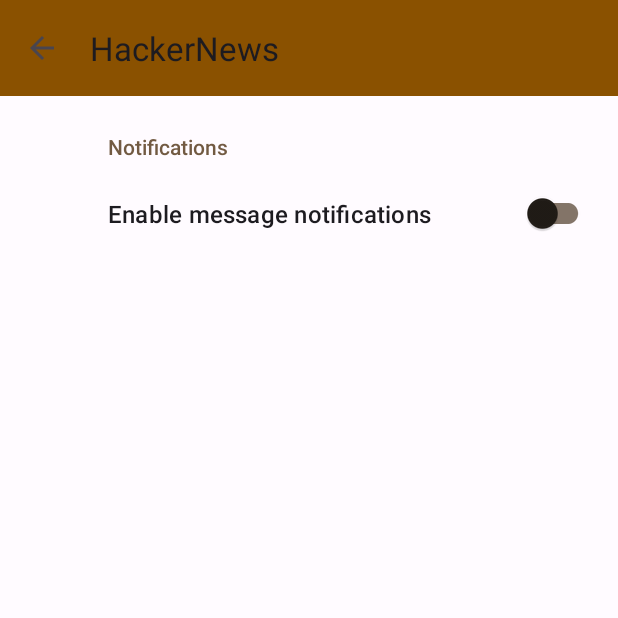
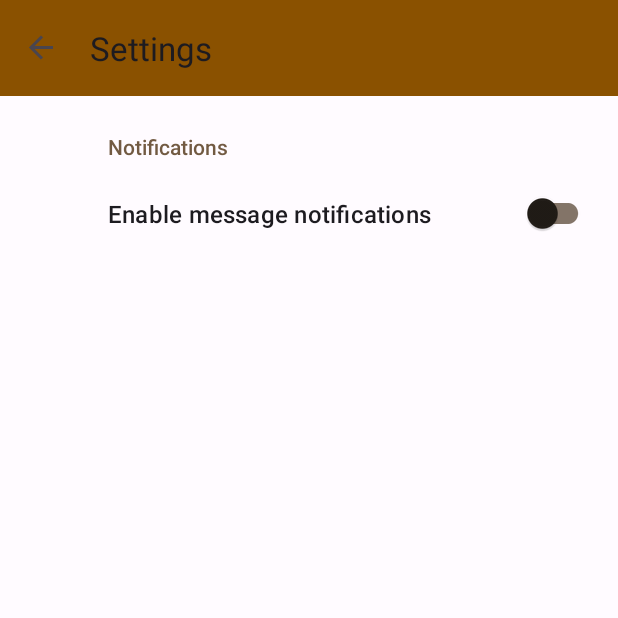
Before and after one commit to aeliusS/HackerNews, an Android app: the screen it shows after launch (SettingsActivity before the commit, MainActivity after it), in the options menu, after a tap on "Settings", on a phone screen of 412 x 824 dp, the top half of it. Run offline under Robolectric (Android 15) with nearby library versions, the phone set to English and light mode, and no system bars; our stand-ins replace Dagger/Hilt's generated code, androidx.preference, data binding, navigation-ui.

Commit message:
updated settings screen from activity to fragment

```diff
--- a/app/src/main/AndroidManifest.xml
+++ b/app/src/main/AndroidManifest.xml
@@ -26,7 +26,6 @@
                 android:name="android.app.lib_name"
                 android:value="" />
         </activity>
-        <activity android:name=".settings.SettingsActivity" />
         <provider
             android:name="androidx.startup.InitializationProvider"
             android:authorities="${applicationId}.androidx-startup"
--- a/app/src/main/java/com/example/android/hackernews/MainActivity.kt
+++ b/app/src/main/java/com/example/android/hackernews/MainActivity.kt
@@ -25,7 +25,7 @@ class MainActivity : AppCompatActivity() {
         super.onCreate(savedInstanceState)
 
         // Displaying edge-to-edge
-        WindowCompat.setDecorFitsSystemWindows(window, false)
+        // WindowCompat.setDecorFitsSystemWindows(window, false)
 
         binding = setContentView<ActivityMainBinding>(this, R.layout.activity_main)
         setSupportActionBar(binding.topAppBar)
--- a/app/src/main/java/com/example/android/hackernews/newslist/NewsListFragment.kt
+++ b/app/src/main/java/com/example/android/hackernews/newslist/NewsListFragment.kt
@@ -8,7 +8,9 @@ import androidx.fragment.app.Fragment
 import androidx.lifecycle.Lifecycle
 import androidx.navigation.fragment.findNavController
 import com.example.android.hackernews.R
+import com.example.android.hackernews.databinding.ActivityMainBinding
 import com.example.android.hackernews.databinding.FragmentNewsBinding
+import com.google.android.material.appbar.AppBarLayout
 import dagger.hilt.android.AndroidEntryPoint
 
 @AndroidEntryPoint
@@ -30,6 +32,13 @@ class NewsListFragment: Fragment() {
         // Set the lifecycle owner to the lifecycle of the view
         binding.lifecycleOwner = this.viewLifecycleOwner
         setupMenuOptions()
+
+        // TODO: set the liftOnScrollTargetViewId
+        /*
+        requireActivity()
+            .findViewById<AppBarLayout>(R.id.appBarLayout)
+            .liftOnScrollTargetViewId
+         */
     }
 
     private fun setupMenuOptions() {
@@ -46,7 +55,7 @@ class NewsListFragment: Fragment() {
                     R.id.filter_news -> true
                     R.id.settings -> {
                         findNavController().navigate(
-                            NewsListFragmentDirections.actionNewsListFragmentToSettingsActivity()
+                            NewsListFragmentDirections.actionNewsListFragmentToSettingsFragment()
                         )
                         true
                     }
--- a/app/src/main/java/com/example/android/hackernews/settings/SettingsActivity.kt
+++ /dev/null
@@ -1,34 +0,0 @@
-package com.example.android.hackernews.settings
-
-import android.content.Intent
-import android.os.Bundle
-import androidx.appcompat.app.AppCompatActivity
-import androidx.navigation.ui.AppBarConfiguration
-import com.example.android.hackernews.R
-import com.example.android.hackernews.databinding.ActivitySettingsBinding
-import androidx.databinding.DataBindingUtil.setContentView
-import androidx.navigation.fragment.NavHostFragment
-import com.example.android.hackernews.MainActivity
-import dagger.hilt.android.AndroidEntryPoint
-
-@AndroidEntryPoint
-class SettingsActivity: AppCompatActivity() {
-    private lateinit var binding: ActivitySettingsBinding
-
-    override fun onCreate(savedInstanceState: Bundle?) {
-        super.onCreate(savedInstanceState)
-        binding = setContentView(this, R.layout.activity_settings)
-
-        setSupportActionBar(binding.topAppBarSettings)
-        supportActionBar?.setDisplayHomeAsUpEnabled(true)
-    }
-
-    override fun onSupportNavigateUp(): Boolean {
-        val intent = Intent(this, MainActivity::class.java).apply {
-            addFlags(Intent.FLAG_ACTIVITY_CLEAR_TOP)
-        }
-        startActivity(intent)
-        return super.onSupportNavigateUp()
-    }
-
-}
--- a/app/src/main/java/com/example/android/hackernews/settings/SettingsFragment.kt
+++ b/app/src/main/java/com/example/android/hackernews/settings/SettingsFragment.kt
@@ -1,19 +1,8 @@
 package com.example.android.hackernews.settings
 
-import android.os.Bundle
-import android.util.Log
-import androidx.preference.PreferenceFragmentCompat
+import androidx.fragment.app.Fragment
 import com.example.android.hackernews.R
 import dagger.hilt.android.AndroidEntryPoint
 
 @AndroidEntryPoint
-class SettingsFragment : PreferenceFragmentCompat() {
-    companion object {
-        private const val TAG = "SettingsFragment"
-    }
-
-    override fun onCreatePreferences(savedInstanceState: Bundle?, rootKey: String?) {
-        setPreferencesFromResource(R.xml.root_preferences, rootKey)
-        Log.d(TAG, "Reached settings fragment")
-    }
-}
+class SettingsFragment: Fragment(R.layout.fragment_settings)
--- /dev/null
+++ b/app/src/main/java/com/example/android/hackernews/settings/SettingsPreferencesFragment.kt
@@ -0,0 +1,30 @@
+package com.example.android.hackernews.settings
+
+import android.os.Bundle
+import android.util.Log
+import android.view.View
+import androidx.preference.Preference
+import androidx.preference.PreferenceFragmentCompat
+import androidx.preference.SwitchPreferenceCompat
+import com.example.android.hackernews.R
+import dagger.hilt.android.AndroidEntryPoint
+
+@AndroidEntryPoint
+class SettingsPreferencesFragment : PreferenceFragmentCompat() {
+    companion object {
+        private const val TAG = "SettingsFragment"
+    }
+
+    override fun onCreatePreferences(savedInstanceState: Bundle?, rootKey: String?) {
+        setPreferencesFromResource(R.xml.root_preferences, rootKey)
+        Log.d(TAG, "Reached settings fragment")
+        findPreference<SwitchPreferenceCompat>("notifications")
+            ?.onPreferenceChangeListener = updateNotifications
+
+    }
+
+    private val updateNotifications = Preference.OnPreferenceChangeListener {_, newValue ->
+        Log.d(TAG, "notification new value is $newValue")
+        true
+    }
+}
--- a/app/src/main/res/layout/activity_main.xml
+++ b/app/src/main/res/layout/activity_main.xml
@@ -9,6 +9,7 @@
         tools:context=".MainActivity">
 
         <com.google.android.material.appbar.AppBarLayout
+            android:id="@+id/appBarLayout"
             android:layout_width="match_parent"
             android:layout_height="wrap_content"
             android:fitsSystemWindows="true">
--- a/app/src/main/res/layout/activity_settings.xml
+++ /dev/null
@@ -1,30 +0,0 @@
-<?xml version="1.0" encoding="utf-8"?>
-<layout xmlns:android="http://schemas.android.com/apk/res/android"
-    xmlns:app="http://schemas.android.com/apk/res-auto"
-    xmlns:tools="http://schemas.android.com/tools">
-
-    <androidx.coordinatorlayout.widget.CoordinatorLayout
-        android:layout_width="match_parent"
-        android:layout_height="match_parent"
-        tools:context=".settings.SettingsActivity">
-
-        <com.google.android.material.appbar.AppBarLayout
-            android:layout_width="match_parent"
-            android:layout_height="wrap_content"
-            android:fitsSystemWindows="true">
-
-            <androidx.appcompat.widget.Toolbar
-                android:id="@+id/topAppBarSettings"
-                android:layout_width="match_parent"
-                android:layout_height="?attr/actionBarSize"
-                android:background="?attr/colorPrimaryVariant" />
-        </com.google.android.material.appbar.AppBarLayout>
-
-        <androidx.fragment.app.FragmentContainerView
-            android:id="@+id/settingsContainer"
-            android:name="com.example.android.hackernews.settings.SettingsFragment"
-            android:layout_width="match_parent"
-            android:layout_height="match_parent"
-            android:layout_marginTop="?attr/actionBarSize"/>
-    </androidx.coordinatorlayout.widget.CoordinatorLayout>
-</layout>
--- a/app/src/main/res/navigation/nav_graph.xml
+++ b/app/src/main/res/navigation/nav_graph.xml
@@ -11,12 +11,12 @@
         android:label="News"
         tools:layout="@layout/fragment_news">
         <action
-            android:id="@+id/action_newsListFragment_to_settingsActivity"
-            app:destination="@id/settingsActivity" />
+            android:id="@+id/action_newsListFragment_to_settingsFragment"
+            app:destination="@id/settingsFragment" />
     </fragment>
-    <activity
-        android:id="@+id/settingsActivity"
-        android:name="com.example.android.hackernews.settings.SettingsActivity"
+    <fragment
+        android:id="@+id/settingsFragment"
+        android:name="com.example.android.hackernews.settings.SettingsFragment"
         android:label="Settings"
-        tools:layout="@layout/activity_settings"/>
+        tools:layout="@layout/fragment_settings" />
 </navigation>
```
Also changed, not shown: app/src/main/res/layout/fragment_settings.xml (+6 -12 lines).
